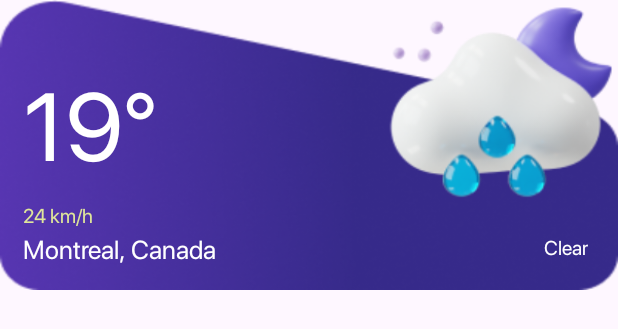
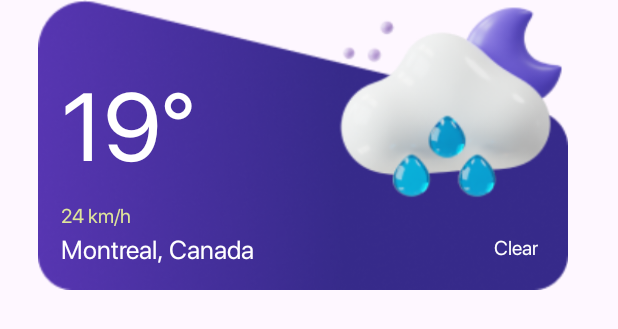
Before and after one commit to alimbeker/WeatherApplication, an Android app: the layout view_toolbar.xml on its own in the app's theme, with its tools: preview values and no code run, on a phone screen of 412 x 824 dp. Shown: the top 329 px of the screen. Run offline under Robolectric (Android 15) with nearby library versions, the phone set to English and light mode, and no system bars; network calls fail.

Commit message:
add margin in view_toolbar

```diff
--- a/app/src/main/res/layout/view_toolbar.xml
+++ b/app/src/main/res/layout/view_toolbar.xml
@@ -3,6 +3,9 @@
     android:layout_width="match_parent"
     android:layout_height="wrap_content"
     xmlns:tools="http://schemas.android.com/tools"
+    android:layout_marginStart="25dp"
+    android:layout_marginEnd="33dp"
+    android:layout_marginBottom="15dp"
     android:background="@drawable/rectangle">
 
     <TextView
```
